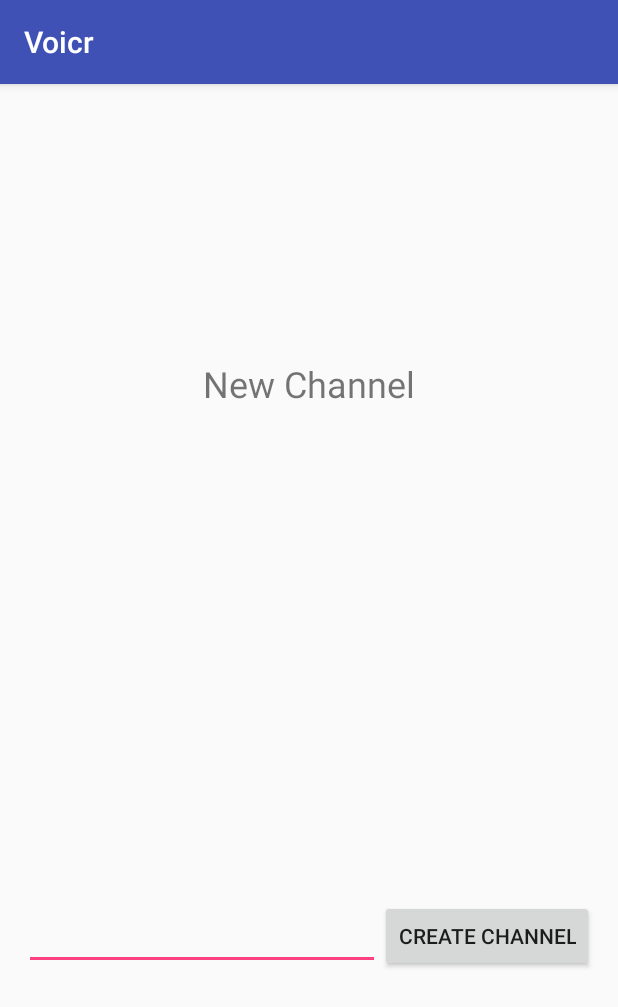
After one commit to juanignaciomolina/voicr, an Android app: the NewChannelActivity screen opened directly, with no data from a screen before it, on a phone screen of 412 x 824 dp. The commit adds this screen. Shown: the top 1007 px of the screen. Run offline under Robolectric (Android 15) with nearby library versions, the phone set to English and light mode, and no system bars.

Commit message:
Removed unncesary permissions. Added subdirectory for pending uploads. Added basic new channel fragment.

```diff
--- a/app/src/main/java/com/droidko/voicr/consumers/home/HomeFragment.kt
+++ b/app/src/main/java/com/droidko/voicr/consumers/home/HomeFragment.kt
@@ -8,6 +8,7 @@ import android.widget.Button
 import com.bumptech.glide.Glide
 import com.droidko.voicr.R
 import com.droidko.voicr.consumers.BaseFragment
+import com.droidko.voicr.consumers.newChannel.NewChannelActivity
 import com.droidko.voicr.model.AudioPost
 import com.droidko.voicr.producers.audioPost.receiver.AudioPostReceiverProducer
 import com.droidko.voicr.producers.audioPost.receiver.iAudioPostReceiverOutput
@@ -15,6 +16,7 @@ import com.droidko.voicr.producers.audioPost.record.AudioPostPostRecordProducer
 import com.droidko.voicr.producers.audioPost.record.iAudioPostRecordOutput
 import kotlinx.android.synthetic.main.fragment_home.*
 import org.jetbrains.anko.error
+import org.jetbrains.anko.startActivity
 import java.io.IOException
 
 class HomeFragment: BaseFragment(), iAudioPostRecordOutput, iAudioPostReceiverOutput {
@@ -30,6 +32,10 @@ class HomeFragment: BaseFragment(), iAudioPostRecordOutput, iAudioPostReceiverOu
     }
 
     override fun onPopulateUi(rootView: View) {
+        vNewChannelButton.setOnClickListener {
+            activity.startActivity<NewChannelActivity>()
+        }
+
         vSendAudioButton.setOnTouchListener { view, motionEvent ->
             when(motionEvent.action) {
                         MotionEvent.ACTION_DOWN -> {
--- /dev/null
+++ b/app/src/main/java/com/droidko/voicr/consumers/newChannel/NewChannelActivity.kt
@@ -0,0 +1,12 @@
+package com.droidko.voicr.consumers.newChannel
+
+import android.support.v4.app.Fragment
+import com.droidko.voicr.consumers.BaseActivity
+
+class NewChannelActivity: BaseActivity() {
+
+    override fun onFragmentRequested(): Fragment {
+        return NewChannelFragment()
+    }
+
+}
--- /dev/null
+++ b/app/src/main/java/com/droidko/voicr/consumers/newChannel/NewChannelFragment.kt
@@ -0,0 +1,12 @@
+package com.droidko.voicr.consumers.newChannel
+
+import com.droidko.voicr.R
+import com.droidko.voicr.consumers.BaseFragment
+
+class NewChannelFragment: BaseFragment() {
+
+    override fun onLayoutRequested(): Int {
+        return R.layout.fragment_new_channel
+    }
+
+}
--- /dev/null
+++ b/app/src/main/res/layout/fragment_new_channel.xml
@@ -0,0 +1,39 @@
+<?xml version="1.0" encoding="utf-8"?>
+<LinearLayout
+    xmlns:android="http://schemas.android.com/apk/res/android"
+    android:layout_width="match_parent"
+    android:layout_height="match_parent"
+    android:orientation="vertical"
+    android:padding="@dimen/spacing_medium_extra"
+    android:animateLayoutChanges="true">
+
+    <TextView
+        android:layout_width="match_parent"
+        android:layout_height="0dp"
+        android:layout_weight="1"
+        android:gravity="center"
+        android:textSize="@dimen/font_large"
+        android:text="New Channel"/>
+
+    <LinearLayout
+        android:layout_width="match_parent"
+        android:layout_height="0dp"
+        android:layout_weight="1"
+        android:gravity="center"
+        android:orientation="horizontal">
+
+        <EditText
+            android:id="@+id/vNewChannelName"
+            android:layout_width="0dp"
+            android:layout_height="wrap_content"
+            android:layout_weight="1"/>
+
+        <Button
+            android:id="@+id/vCreateChannelButton"
+            android:layout_width="wrap_content"
+            android:layout_height="wrap_content"
+            android:text="Create Channel"/>
+
+    </LinearLayout>
+
+</LinearLayout>
```
Also changed, not shown: app/src/main/AndroidManifest.xml (+6 -2 lines), app/src/main/java/com/droidko/voicr/producers/audioPost/record/AudioPostPostRecordProducer.kt (+7 -1 lines), app/src/main/res/layout/fragment_home.xml (+3 -9 lines).
